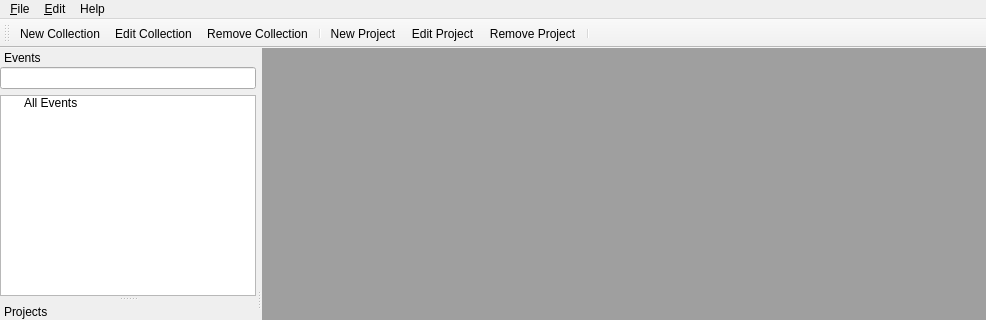
Old version of the form mainwindow.ui in the repository crazafimahatratra/golem; both pictures show x 0 to 986 and y 0 to 320 of the 986 by 572 pixel window.
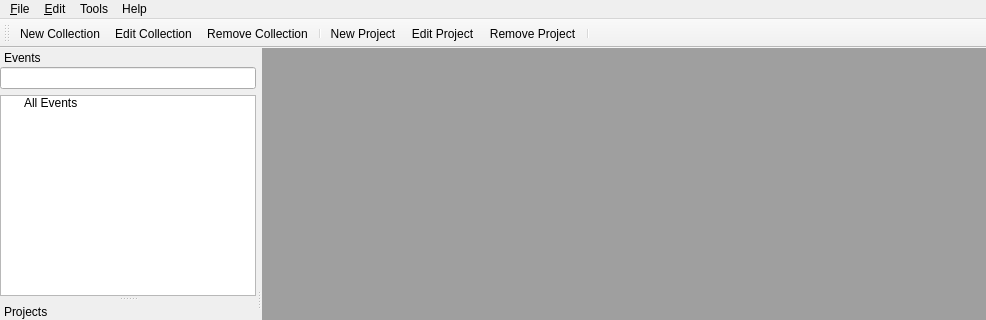
New version of the form. Icons and pictures are not drawn. Custom widgets are drawn as their Qt base class.

```diff
--- a/mainwindow.ui
+++ b/mainwindow.ui
@@ -79,8 +79,15 @@
     </property>
     <addaction name="actionAbout"/>
    </widget>
+   <widget class="QMenu" name="menuTools">
+    <property name="title">
+     <string>Tools</string>
+    </property>
+    <addaction name="actionOptions"/>
+   </widget>
    <addaction name="menu_File"/>
    <addaction name="menu_Edit"/>
+   <addaction name="menuTools"/>
    <addaction name="menuHelp"/>
   </widget>
   <widget class="QToolBar" name="mainToolBar">
```
Left out of the diff: 5 changed lines with no effect on the pictures.
